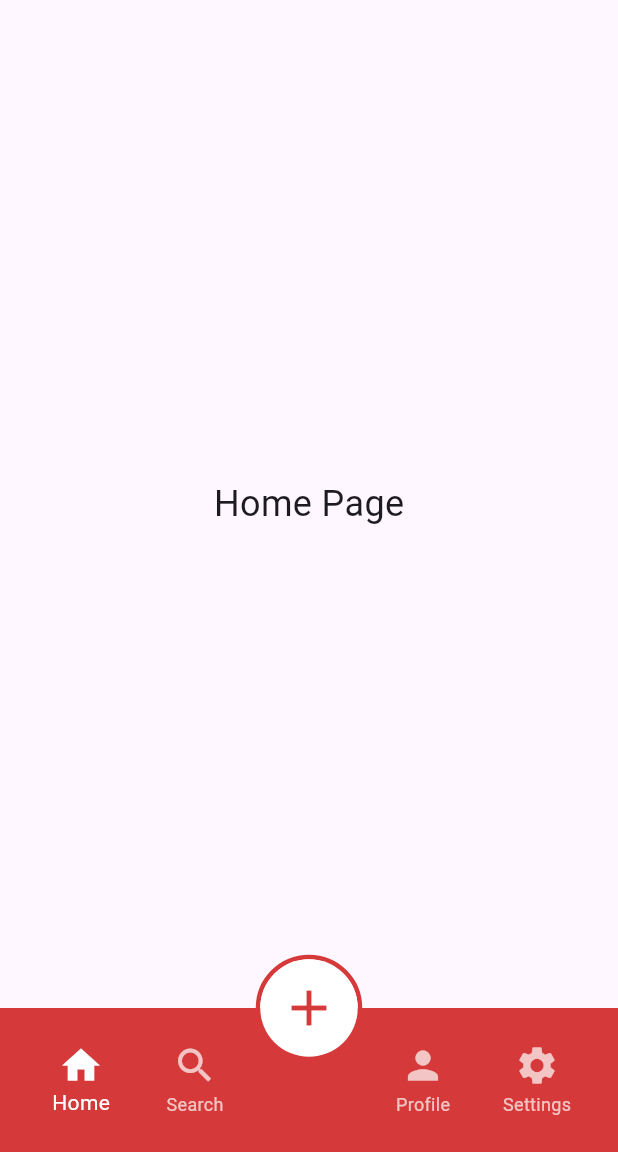
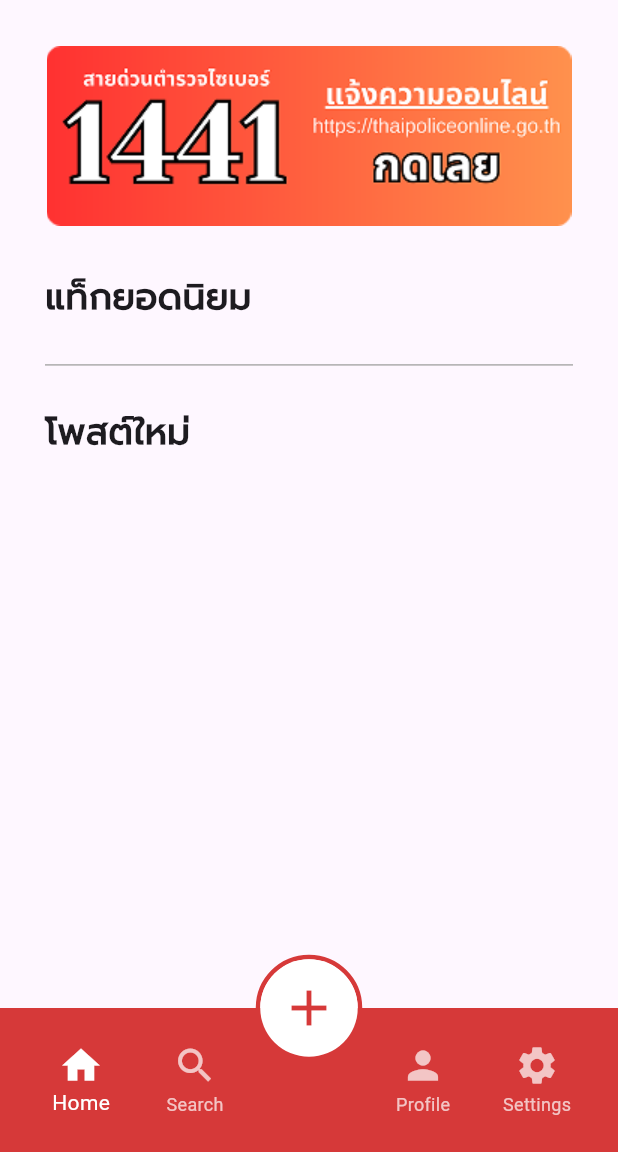
Before and after one commit to Kanyanat-Uetrakulchai/ITDS283-Sec2-Group2, a Flutter app: the screen it shows after launch, on a phone screen of 412 x 824 dp, the part 84-1236 px from its top. Run offline on Flutter 3.47's test engine with Material 3 defaults, Android fonts, the phone set to English and light mode, and no system bars; our stand-ins replace typewritertext.

Commit message:
Home Page เสร็จบางส่วน รอเชื่อม database

```diff
--- a/ruam_mit_application/lib/pages/home_page.dart
+++ b/ruam_mit_application/lib/pages/home_page.dart
@@ -5,7 +5,40 @@ class HomePage extends StatelessWidget {
   Widget build(BuildContext context) {
     return Scaffold(
       appBar: _appBar(),
-      body: Center(child: Text('Home Page', style: TextStyle(fontSize: 24))),
+      body: ListView(
+        children: [
+          SizedBox(height: 20,),
+          Image(image: AssetImage('assets/police_banner.png')),
+          Container(
+            margin: EdgeInsets.fromLTRB(30, 20, 30, 20),
+            child: Text(
+                'แท็กยอดนิยม',
+                style: TextStyle(
+                fontFamily: 'Prompt',
+                fontSize: 24,
+                fontWeight: FontWeight.w600
+              ),
+            ),
+          ),
+          Divider(
+            color: Color(0xFFACACAC),
+            indent: 30,
+            endIndent: 30,
+          ),
+          SizedBox(height: 20,),
+          Container(
+            margin: EdgeInsets.only(left: 30),
+            child: Text(
+                'โพสต์ใหม่',
+                style: TextStyle(
+                fontFamily: 'Prompt',
+                fontSize: 24,
+                fontWeight: FontWeight.w600
+              ),
+            ),
+          ),
+        ],
+      )
     );
   }
 
--- a/ruam_mit_application/pubspec.yaml
+++ b/ruam_mit_application/pubspec.yaml
@@ -28,5 +28,6 @@ flutter:
   assets:
     - assets/
     - assets/app_logo.png
+    - assets/police_banner.png
     # - assets/icons/
     # - assets/icons/app_logo.svg
```
Also changed, not shown: ruam_mit_application/assets/police_banner.png (added).
